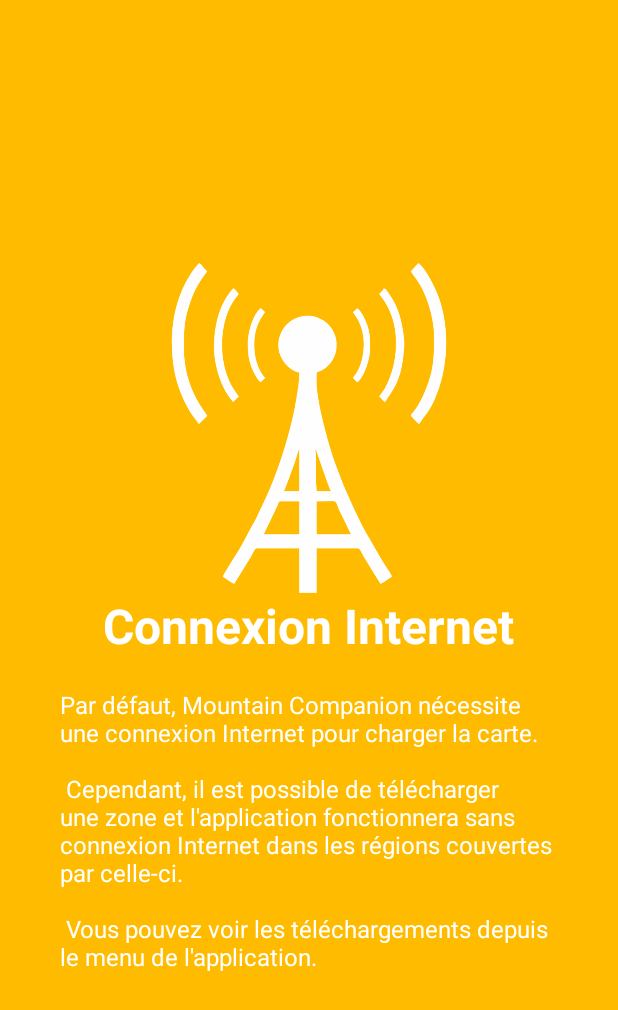
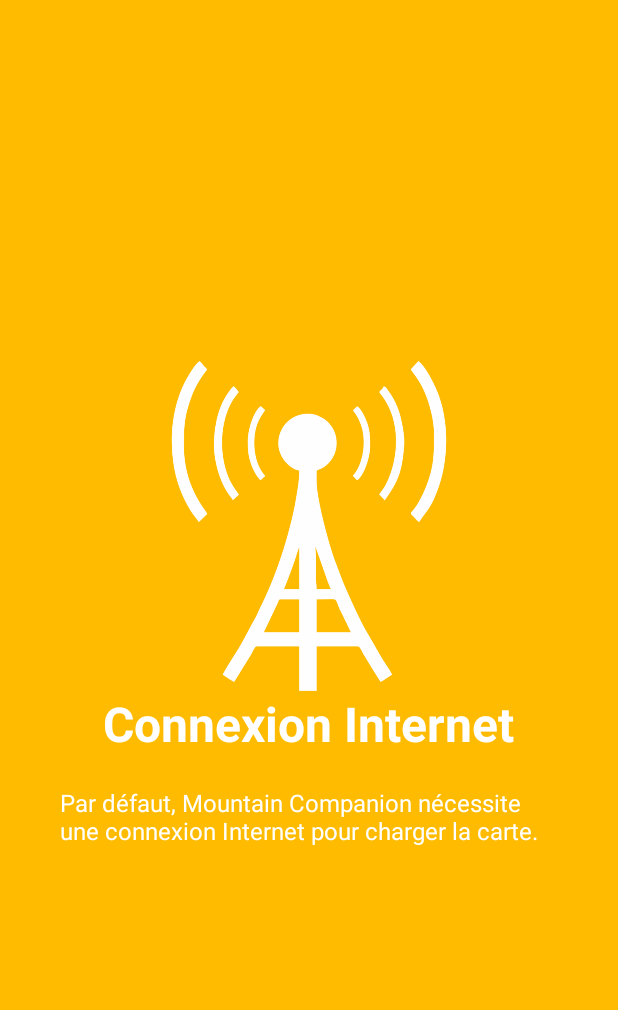
Before and after one commit to darkAlvarado/Projet-Mountain, an Android app: the layout intro3.xml on its own in the app's theme, with its tools: preview values and no code run, on a phone screen of 412 x 824 dp. Shown: the top 1010 px of the screen. Run offline under Robolectric (Android 15) with nearby library versions, the light colour scheme and no system bars; Roboto replaces fonts that are not available here.

Commit message:
Tutoriel
Correction de fautes et paragraphe "Connexion Internet"

```diff
--- a/app/src/main/res/values/strings.xml
+++ b/app/src/main/res/values/strings.xml
@@ -169,7 +169,7 @@
 
     <string name="tutointro">Bienvenue</string>
     <string name="desc_intro">
-        Nous ferons un tour rapide des principales fonctions du Mountain Companion.\n\n
+        Nous ferons un tour rapide des principales fonctions de Mountain Companion.\n\n
         Rappelez-vous que vous pouvez accéder au tutoriel depuis le menu.
     </string>
     <string name="title_slide1">Position</string>
@@ -178,9 +178,7 @@
     </string>
     <string name="title_slide2">Connexion Internet</string>
     <string name="desc_slide2">
-        Par défaut, Mountain Companion nécessite une connexion Internet pour charger la carte.\n\n
-        Cependant, il est possible de télécharger une zone et l\'application fonctionnera sans connexion Internet dans les régions couvertes par celle-ci.\n\n
-        Vous pouvez voir les téléchargements depuis le menu de l\'application.
+        Par défaut, Mountain Companion nécessite une connexion Internet pour charger la carte.\n
     </string>
     <string name="title_slide3">Montagnes</string>
     <string name="desc_slide3">
```
Also changed, not shown: 20 other files.
